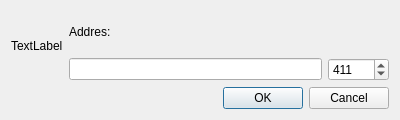
Old version of the form ui/quickconnect.ui in the repository apavelm/stildcpp.
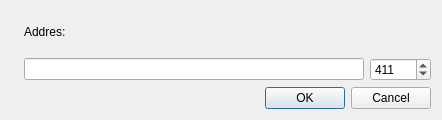
New version of the form.

```diff
--- a/ui/quickconnect.ui
+++ b/ui/quickconnect.ui
@@ -8,7 +8,7 @@
    <rect>
     <x>0</x>
     <y>0</y>
-    <width>400</width>
+    <width>442</width>
     <height>120</height>
    </rect>
   </property>
@@ -26,7 +26,7 @@
        <item>
         <widget class="QLabel" name="IconLabel" >
          <property name="text" >
-          <string>TextLabel</string>
+          <string/>
          </property>
         </widget>
        </item>
```
Left out of the diff: 90 changed lines with no effect on the pictures.
